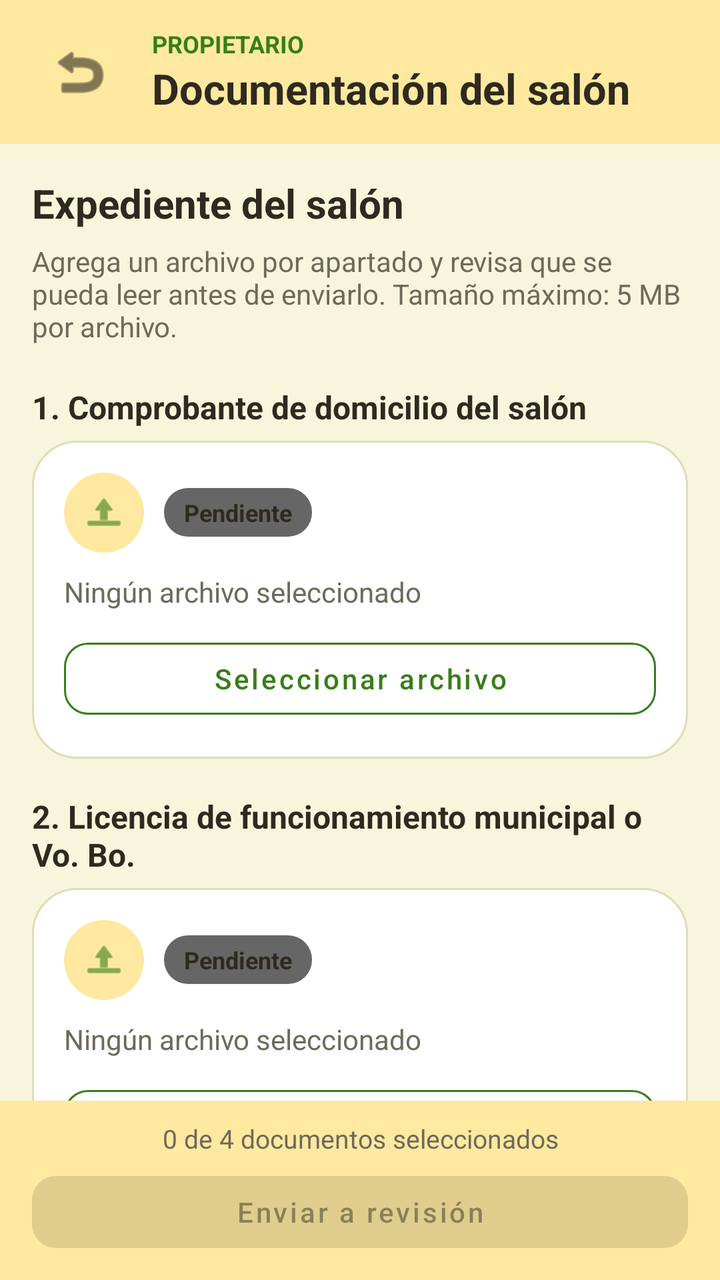
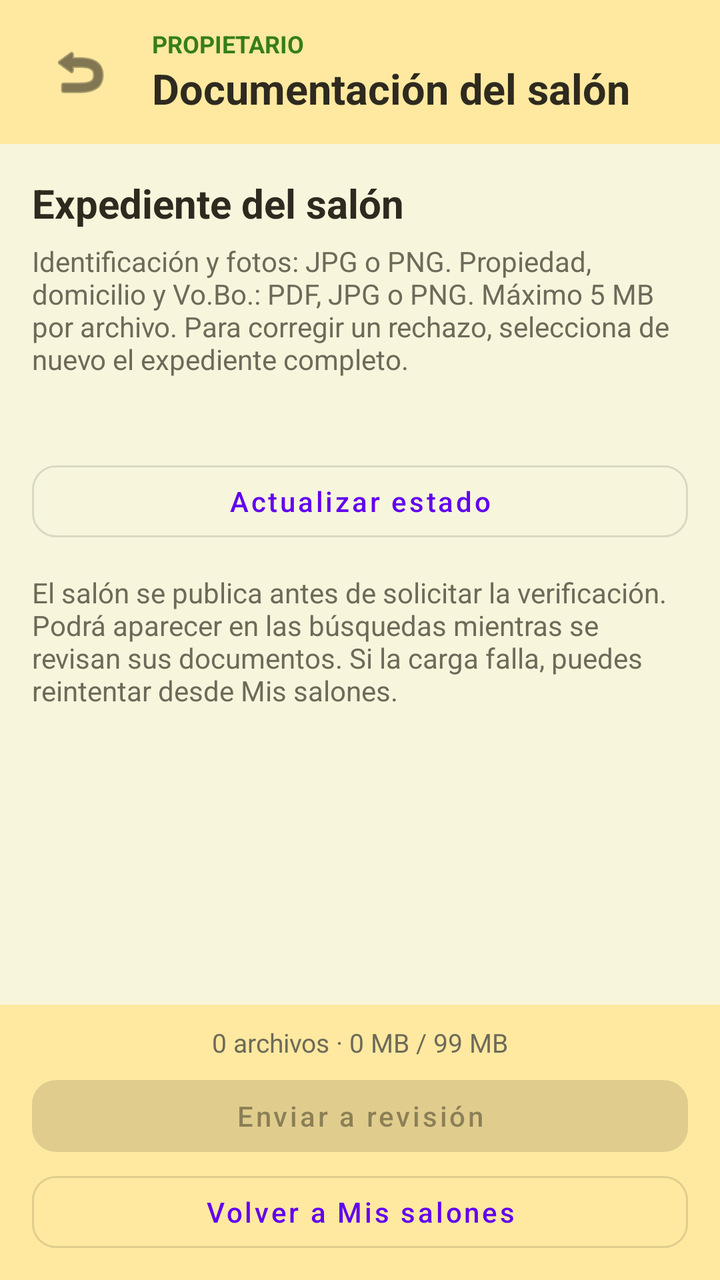

The first picture is an Android layout as it rendered before a commit; the second is the same layout after the commit. The layout source and the unified diff follow.
<!-- AndroidManifest.xml: application theme Theme.Ocasion_mobil_v2 -->
<!-- res/layout/activity_documentos_salon.xml -->
<?xml version="1.0" encoding="utf-8"?>
<LinearLayout xmlns:android="http://schemas.android.com/apk/res/android"
    xmlns:app="http://schemas.android.com/apk/res-auto"
    android:id="@+id/rootDocumentosSalon"
    android:layout_width="match_parent"
    android:layout_height="match_parent"
    android:background="@color/bg_general"
    android:fitsSystemWindows="true"
    android:orientation="vertical">

    
    <LinearLayout
        android:layout_width="match_parent"
        android:layout_height="wrap_content"
        android:background="@color/header_footer_light"
        android:gravity="center_vertical"
        android:orientation="horizontal"
        android:paddingHorizontal="16dp"
        android:paddingVertical="12dp">

        <ImageButton
            android:id="@+id/btnVolverDocumentos"
            android:layout_width="48dp"
            android:layout_height="48dp"
            android:background="@drawable/bg_icon_circle"
            android:contentDescription="Volver"
            android:padding="12dp"
            android:src="@android:drawable/ic_menu_revert"
            app:tint="@color/texto_principal" />

        <LinearLayout
            android:layout_width="0dp"
            android:layout_height="wrap_content"
            android:layout_marginStart="12dp"
            android:layout_weight="1"
            android:orientation="vertical">

            <TextView
                android:layout_width="wrap_content"
                android:layout_height="wrap_content"
                android:text="PROPIETARIO"
                android:textColor="@color/verde_primario"
                android:textSize="12sp"
                android:textStyle="bold" />

            <TextView
                android:layout_width="wrap_content"
                android:layout_height="wrap_content"
                android:text="Documentación del salón"
                android:textColor="@color/texto_principal"
                android:textSize="21sp"
                android:textStyle="bold" />
        </LinearLayout>
    </LinearLayout>

    
    <androidx.core.widget.NestedScrollView
        android:layout_width="match_parent"
        android:layout_height="0dp"
        android:layout_weight="1"
        android:fillViewport="true">

        <LinearLayout
            android:layout_width="match_parent"
            android:layout_height="wrap_content"
            android:orientation="vertical"
            android:padding="16dp">

            <TextView
                android:id="@+id/tvNombreSalonDocumentos"
                android:layout_width="match_parent"
                android:layout_height="wrap_content"
                android:text="Expediente del salón"
                android:textColor="@color/texto_principal"
                android:textSize="20sp"
                android:textStyle="bold" />

            <TextView
                android:layout_width="match_parent"
                android:layout_height="wrap_content"
                android:layout_marginTop="6dp"
                android:text="Agrega un archivo por apartado y revisa que se pueda leer antes de enviarlo. Tamaño máximo: 5 MB por archivo."
                android:textColor="@color/texto_secundario"
                android:textSize="14sp" />

            
            <TextView
                android:id="@+id/tvObservacionesDocumentos"
                android:layout_width="match_parent"
                android:layout_height="wrap_content"
                android:layout_marginTop="12dp"
                android:background="@drawable/bg_owner_card"
                android:padding="12dp"
                android:textColor="@color/rojo_error"
                android:textSize="14sp"
                android:visibility="gone" />

            
            <TextView
                android:layout_width="match_parent"
                android:layout_height="wrap_content"
                android:layout_marginTop="20dp"
                android:layout_marginBottom="6dp"
                android:text="1. Comprobante de domicilio del salón"
                android:textColor="@color/texto_principal"
                android:textSize="16sp"
                android:textStyle="bold" />

            <include
                android:id="@+id/cardComprobanteDomicilio"
                layout="@layout/item_documento_salon" />

            
            <TextView
                android:layout_width="match_parent"
                android:layout_height="wrap_content"
                android:layout_marginTop="18dp"
                android:layout_marginBottom="6dp"
                android:text="2. Licencia de funcionamiento municipal o Vo. Bo."
                android:textColor="@color/texto_principal"
                android:textSize="16sp"
                android:textStyle="bold" />

            <include
                android:id="@+id/cardLicenciaFuncionamiento"
                layout="@layout/item_documento_salon" />

            
            <TextView
                android:layout_width="match_parent"
                android:layout_height="wrap_content"
                android:layout_marginTop="18dp"
                android:layout_marginBottom="6dp"
                android:text="3. Constancia de situación fiscal"
                android:textColor="@color/texto_principal"
                android:textSize="16sp"
                android:textStyle="bold" />

            <include
                android:id="@+id/cardConstanciaFiscal"
                layout="@layout/item_documento_salon" />

            
            <TextView
                android:layout_width="match_parent"
                android:layout_height="wrap_content"
                android:layout_marginTop="18dp"
                android:layout_marginBottom="6dp"
                android:text="4. Fotografía de la persona propietaria"
                android:textColor="@color/texto_principal"
                android:textSize="16sp"
                android:textStyle="bold" />

            <include
                android:id="@+id/cardFotografiaPersona"
                layout="@layout/item_documento_salon" />

        </LinearLayout>
    </androidx.core.widget.NestedScrollView>

    
    <LinearLayout
        android:layout_width="match_parent"
        android:layout_height="wrap_content"
        android:background="@color/header_footer_light"
        android:orientation="vertical"
        android:paddingHorizontal="16dp"
        android:paddingVertical="10dp">

        <TextView
            android:id="@+id/tvProgresoDocumentos"
            android:layout_width="match_parent"
            android:layout_height="wrap_content"
            android:accessibilityLiveRegion="polite"
            android:gravity="center"
            android:text="0 de 4 documentos seleccionados"
            android:textColor="@color/texto_secundario"
            android:textSize="13sp" />

        <com.google.android.material.button.MaterialButton
            android:id="@+id/btnEnviarRevision"
            android:layout_width="match_parent"
            android:layout_height="wrap_content"
            android:layout_marginTop="4dp"
            android:enabled="false"
            android:minHeight="48dp"
            android:text="Enviar a revisión"
            android:textAllCaps="false"
            app:cornerRadius="12dp" />
    </LinearLayout>

</LinearLayout>
<!-- res/layout/item_documento_salon.xml (included above) -->
<?xml version="1.0" encoding="utf-8"?>
<LinearLayout xmlns:android="http://schemas.android.com/apk/res/android"
    xmlns:app="http://schemas.android.com/apk/res-auto"
    xmlns:tools="http://schemas.android.com/tools"
    android:layout_width="match_parent"
    android:layout_height="wrap_content"
    android:background="@drawable/bg_owner_card"
    android:orientation="vertical"
    android:padding="16dp">

    
    <LinearLayout
        android:layout_width="match_parent"
        android:layout_height="wrap_content"
        android:gravity="center_vertical"
        android:orientation="horizontal">

        <ImageView
            android:layout_width="40dp"
            android:layout_height="40dp"
            android:background="@drawable/bg_icon_circle"
            android:importantForAccessibility="no"
            android:padding="9dp"
            android:src="@android:drawable/ic_menu_upload"
            app:tint="@color/verde_primario" />

        <TextView
            android:id="@+id/tvEstadoDocumento"
            android:layout_width="wrap_content"
            android:layout_height="wrap_content"
            android:layout_marginStart="10dp"
            android:background="@drawable/bg_badge"
            android:paddingHorizontal="10dp"
            android:paddingVertical="4dp"
            android:text="Pendiente"
            android:textColor="@color/texto_principal"
            android:textSize="12sp"
            android:textStyle="bold" />
    </LinearLayout>

    
    <TextView
        android:id="@+id/tvArchivoDocumento"
        android:layout_width="match_parent"
        android:layout_height="wrap_content"
        android:layout_marginTop="10dp"
        android:ellipsize="middle"
        android:maxLines="2"
        android:text="Ningún archivo seleccionado"
        android:textColor="@color/texto_secundario"
        android:textSize="14sp" />

    
    <ImageView
        android:id="@+id/ivPreviewDocumento"
        android:layout_width="match_parent"
        android:layout_height="140dp"
        android:layout_marginTop="10dp"
        android:adjustViewBounds="true"
        android:contentDescription="Vista previa del archivo seleccionado"
        android:scaleType="fitCenter"
        android:visibility="gone"
        tools:ignore="ImageContrastCheck" />

    <com.google.android.material.button.MaterialButton
        android:id="@+id/btnSeleccionarDocumento"
        style="@style/Widget.MaterialComponents.Button.OutlinedButton"
        android:layout_width="match_parent"
        android:layout_height="wrap_content"
        android:layout_marginTop="10dp"
        android:minHeight="48dp"
        android:text="Seleccionar archivo"
        android:textAllCaps="false"
        android:textColor="@color/verde_primario"
        app:cornerRadius="12dp"
        app:strokeColor="@color/verde_primario" />

</LinearLayout>
<!-- resources referenced by this layout -->
<resources>
  <color name="bg_general">#F7F6DC</color>
  <color name="header_footer_light">#FFE9A0</color>
  <color name="rojo_error">#CC3636</color>
  <color name="texto_principal">#2E2A1F</color>
  <color name="texto_secundario">#6E6A5A</color>
  <color name="verde_primario">#367E18</color>
  <!-- drawable bg_badge (drawable) -->
  <?xml version="1.0" encoding="utf-8"?>
  <shape xmlns:android="http://schemas.android.com/apk/res/android">
      <solid android:color="#99000000" />
      <corners android:radius="12dp" />
  </shape>
  <!-- drawable bg_icon_circle (drawable) -->
  <?xml version="1.0" encoding="utf-8"?>
  <shape xmlns:android="http://schemas.android.com/apk/res/android">
  
      <solid android:color="@color/header_footer_light" />
  
      <corners android:radius="25dp" />
  
  </shape>
  <!-- drawable bg_owner_card (drawable) -->
  <?xml version="1.0" encoding="utf-8"?>
  <shape xmlns:android="http://schemas.android.com/apk/res/android"
      android:shape="rectangle">
  
      <solid android:color="@color/blanco" />
  
      <corners android:radius="22dp" />
  
      <stroke
          android:width="1dp"
          android:color="@color/borde_input" />
  
  </shape>
  <style name="Theme.Ocasion_mobil_v2" parent="Theme.MaterialComponents.Light.NoActionBar" />
  <color name="blanco">#FFFFFF</color>
  <color name="borde_input">#E0DCB8</color>
</resources>

<!-- the commit's change to res/layout/activity_documentos_salon.xml (unified diff, before → after) -->
@@ -5,7 +5,6 @@
     android:layout_width="match_parent"
     android:layout_height="match_parent"
     android:background="@color/bg_general"
-    android:fitsSystemWindows="true"
     android:orientation="vertical">
 
     
@@ -67,7 +66,7 @@
             android:padding="16dp">
 
             <TextView
-                android:id="@+id/tvNombreSalonDocumentos"
+                android:id="@+id/tvNombreDocumentos"
                 android:layout_width="match_parent"
                 android:layout_height="wrap_content"
                 android:text="Expediente del salón"
@@ -79,7 +78,7 @@
                 android:layout_width="match_parent"
                 android:layout_height="wrap_content"
                 android:layout_marginTop="6dp"
-                android:text="Agrega un archivo por apartado y revisa que se pueda leer antes de enviarlo. Tamaño máximo: 5 MB por archivo."
+                android:text="Identificación y fotos: JPG o PNG. Propiedad, domicilio y Vo.Bo.: PDF, JPG o PNG. Máximo 5 MB por archivo. Para corregir un rechazo, selecciona de nuevo el expediente completo."
                 android:textColor="@color/texto_secundario"
                 android:textSize="14sp" />
 
@@ -95,65 +94,56 @@
                 android:textSize="14sp"
                 android:visibility="gone" />
 
-            
             <TextView
+                android:id="@+id/tvEstadoDocumentos"
                 android:layout_width="match_parent"
                 android:layout_height="wrap_content"
-                android:layout_marginTop="20dp"
-                android:layout_marginBottom="6dp"
-                android:text="1. Comprobante de domicilio del salón"
+                android:layout_marginTop="16dp"
+                android:accessibilityLiveRegion="polite"
                 android:textColor="@color/texto_principal"
                 android:textSize="16sp"
                 android:textStyle="bold" />
 
-            <include
-                android:id="@+id/cardComprobanteDomicilio"
-                layout="@layout/item_documento_salon" />
+            <com.google.android.material.button.MaterialButton
+                android:id="@+id/btnActualizarDocumentos"
+                style="@style/Widget.MaterialComponents.Button.OutlinedButton"
+                android:layout_width="match_parent"
+                android:layout_height="wrap_content"
+                android:text="Actualizar estado"
+                android:textAllCaps="false"
+                app:cornerRadius="12dp" />
 
             
+            <LinearLayout
+                android:id="@+id/containerDocumentos"
+                android:layout_width="match_parent"
+                android:layout_height="wrap_content"
+                android:orientation="vertical" />
+
             <TextView
                 android:layout_width="match_parent"
                 android:layout_height="wrap_content"
-                android:layout_marginTop="18dp"
-                android:layout_marginBottom="6dp"
-                android:text="2. Licencia de funcionamiento municipal o Vo. Bo."
-                android:textColor="@color/texto_principal"
-                android:textSize="16sp"
-                android:textStyle="bold" />
+                android:layout_marginTop="12dp"
+                android:text="El salón se publica antes de solicitar la verificación. Podrá aparecer en las búsquedas mientras se revisan sus documentos. Si la carga falla, puedes reintentar desde Mis salones."
+                android:textColor="@color/texto_secundario"
+                android:textSize="14sp" />
 
-            <include
-                android:id="@+id/cardLicenciaFuncionamiento"
-                layout="@layout/item_documento_salon" />
+            <ProgressBar
+                android:id="@+id/progresoDocumentos"
+                android:layout_width="wrap_content"
+                android:layout_height="wrap_content"
+                android:layout_gravity="center_horizontal"
+                android:layout_marginTop="12dp"
+                android:visibility="gone" />
 
-            
             <TextView
+                android:id="@+id/tvErrorDocumentos"
                 android:layout_width="match_parent"
                 android:layout_height="wrap_content"
-                android:layout_marginTop="18dp"
-                android:layout_marginBottom="6dp"
-                android:text="3. Constancia de situación fiscal"
-                android:textColor="@color/texto_principal"
-                android:textSize="16sp"
-                android:textStyle="bold" />
-
-            <include
-                android:id="@+id/cardConstanciaFiscal"
-                layout="@layout/item_documento_salon" />
-
-            
-            <TextView
-                android:layout_width="match_parent"
-                android:layout_height="wrap_content"
-                android:layout_marginTop="18dp"
-                android:layout_marginBottom="6dp"
-                android:text="4. Fotografía de la persona propietaria"
-                android:textColor="@color/texto_principal"
-                android:textSize="16sp"
-                android:textStyle="bold" />
-
-            <include
-                android:id="@+id/cardFotografiaPersona"
-                layout="@layout/item_documento_salon" />
+                android:layout_marginTop="12dp"
+                android:accessibilityLiveRegion="polite"
+                android:textColor="@color/rojo_error"
+                android:visibility="gone" />
 
         </LinearLayout>
     </androidx.core.widget.NestedScrollView>
@@ -168,17 +158,17 @@
         android:paddingVertical="10dp">
 
         <TextView
-            android:id="@+id/tvProgresoDocumentos"
+            android:id="@+id/tvTotalDocumentos"
             android:layout_width="match_parent"
             android:layout_height="wrap_content"
             android:accessibilityLiveRegion="polite"
             android:gravity="center"
-            android:text="0 de 4 documentos seleccionados"
+            android:text="0 archivos · 0 MB / 99 MB"
             android:textColor="@color/texto_secundario"
             android:textSize="13sp" />
 
         <com.google.android.material.button.MaterialButton
-            android:id="@+id/btnEnviarRevision"
+            android:id="@+id/btnEnviarDocumentos"
             android:layout_width="match_parent"
             android:layout_height="wrap_content"
             android:layout_marginTop="4dp"
@@ -187,85 +177,14 @@
             android:text="Enviar a revisión"
             android:textAllCaps="false"
             app:cornerRadius="12dp" />
+        <com.google.android.material.button.MaterialButton
+            android:id="@+id/btnMisSalonesDocumentos"
+            style="@style/Widget.MaterialComponents.Button.OutlinedButton"
+            android:layout_width="match_parent"
+            android:layout_height="wrap_content"
+            android:text="Volver a Mis salones"
+            android:textAllCaps="false"
+            app:cornerRadius="12dp" />
     </LinearLayout>
 
 </LinearLayout>
-<!-- res/layout/item_documento_salon.xml (included above) -->
-<?xml version="1.0" encoding="utf-8"?>
-<LinearLayout xmlns:android="http://schemas.android.com/apk/res/android"
-    xmlns:app="http://schemas.android.com/apk/res-auto"
-    xmlns:tools="http://schemas.android.com/tools"
-    android:layout_width="match_parent"
-    android:layout_height="wrap_content"
-    android:background="@drawable/bg_owner_card"
-    android:orientation="vertical"
-    android:padding="16dp">
-
-    
-    <LinearLayout
-        android:layout_width="match_parent"
-        android:layout_height="wrap_content"
-        android:gravity="center_vertical"
-        android:orientation="horizontal">
-
-        <ImageView
-            android:layout_width="40dp"
-            android:layout_height="40dp"
-            android:background="@drawable/bg_icon_circle"
-            android:importantForAccessibility="no"
-            android:padding="9dp"
-            android:src="@android:drawable/ic_menu_upload"
-            app:tint="@color/verde_primario" />
-
-        <TextView
-            android:id="@+id/tvEstadoDocumento"
-            android:layout_width="wrap_content"
-            android:layout_height="wrap_content"
-            android:layout_marginStart="10dp"
-            android:background="@drawable/bg_badge"
-            android:paddingHorizontal="10dp"
-            android:paddingVertical="4dp"
-            android:text="Pendiente"
-            android:textColor="@color/texto_principal"
-            android:textSize="12sp"
-            android:textStyle="bold" />
-    </LinearLayout>
-
-    
-    <TextView
-        android:id="@+id/tvArchivoDocumento"
-        android:layout_width="match_parent"
-        android:layout_height="wrap_content"
-        android:layout_marginTop="10dp"
-        android:ellipsize="middle"
-        android:maxLines="2"
-        android:text="Ningún archivo seleccionado"
-        android:textColor="@color/texto_secundario"
-        android:textSize="14sp" />
-
-    
-    <ImageView
-        android:id="@+id/ivPreviewDocumento"
-        android:layout_width="match_parent"
-        android:layout_height="140dp"
-        android:layout_marginTop="10dp"
-        android:adjustViewBounds="true"
-        android:contentDescription="Vista previa del archivo seleccionado"
-        android:scaleType="fitCenter"
-        android:visibility="gone"
-        tools:ignore="ImageContrastCheck" />
-
-    <com.google.android.material.button.MaterialButton
-        android:id="@+id/btnSeleccionarDocumento"
-        style="@style/Widget.MaterialComponents.Button.OutlinedButton"
-        android:layout_width="match_parent"
-        android:layout_height="wrap_content"
-        android:layout_marginTop="10dp"
-        android:minHeight="48dp"
-        android:text="Seleccionar archivo"
-        android:textAllCaps="false"
-        android:textColor="@color/verde_primario"
-        app:cornerRadius="12dp"
-        app:strokeColor="@color/verde_primario" />
-
-</LinearLayout>
<!-- resource entries referenced after the edit -->
@@ -6,12 +6,6 @@
   <color name="texto_principal">#2E2A1F</color>
   <color name="texto_secundario">#6E6A5A</color>
   <color name="verde_primario">#367E18</color>
-  <!-- drawable bg_badge (drawable) -->
-  <?xml version="1.0" encoding="utf-8"?>
-  <shape xmlns:android="http://schemas.android.com/apk/res/android">
-      <solid android:color="#99000000" />
-      <corners android:radius="12dp" />
-  </shape>
   <!-- drawable bg_icon_circle (drawable) -->
   <?xml version="1.0" encoding="utf-8"?>
   <shape xmlns:android="http://schemas.android.com/apk/res/android">
